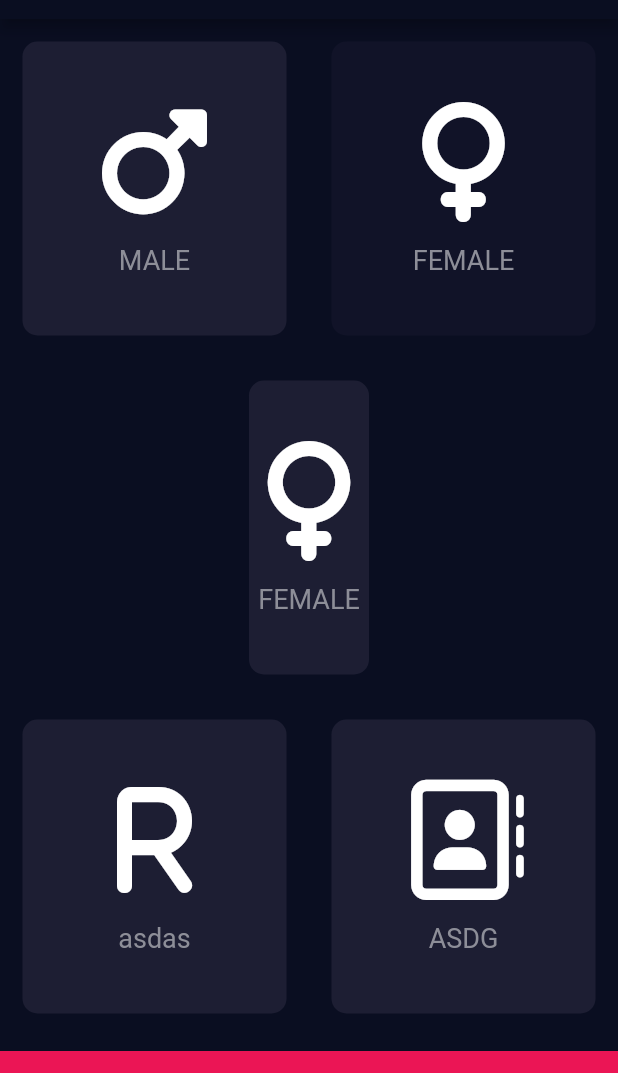
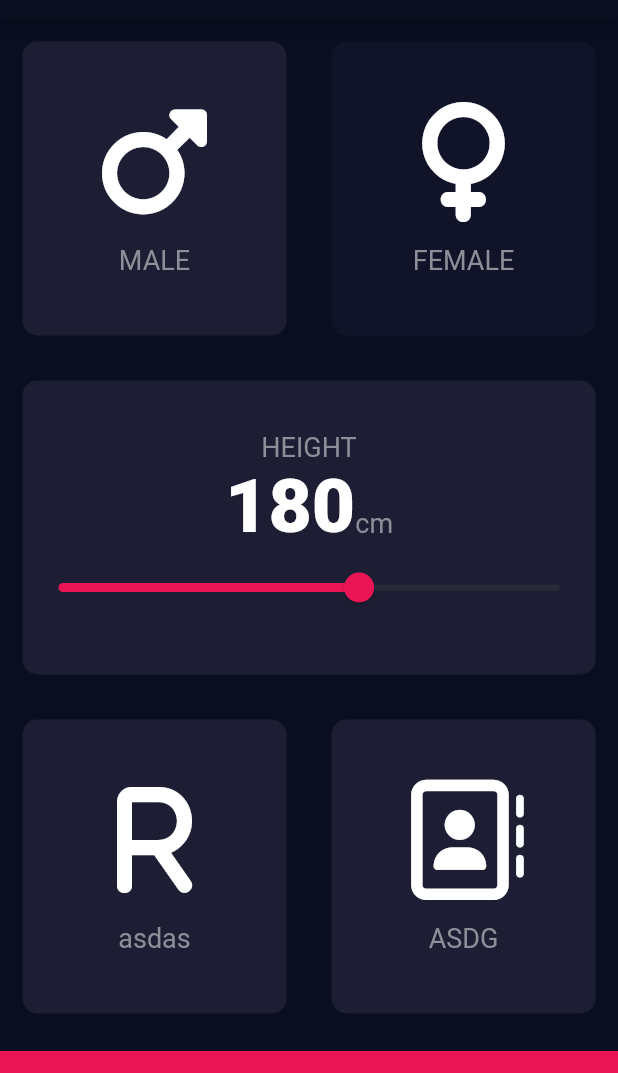
Before and after one commit to codewithjaspreet/bmi_calculator, a Flutter app: the screen it shows after launch, after a tap on "MALE", on a phone screen of 412 x 824 dp, the part 65-1138 px from its top. Run offline on Flutter 3.47's test engine with Material 2 defaults, Android fonts, the phone set to English and light mode, and no system bars; our stand-ins replace font_awesome_flutter.

```diff
--- a/lib/iconcontent.dart
+++ b/lib/iconcontent.dart
@@ -1,9 +1,6 @@
 import 'package:flutter/material.dart';
 
-const labelTextStyle = TextStyle(
-  fontSize: 18.0,
-  color: Color(0xFF8D8E98),
-);
+import 'constants.dart';
 
 class IconReuse extends StatelessWidget {
   IconReuse({required this.icon, required this.label});
@@ -25,7 +22,7 @@ class IconReuse extends StatelessWidget {
         ),
         Text(
           label,
-          style: labelTextStyle,
+          style: kLabelTextStyle,
         ),
       ],
     );
--- a/lib/inputpage.dart
+++ b/lib/inputpage.dart
@@ -2,12 +2,8 @@ import 'package:bmi_calculator/reusecard.dart';
 import 'package:flutter/material.dart';
 import 'package:font_awesome_flutter/font_awesome_flutter.dart';
 
+import 'constants.dart';
 import 'iconcontent.dart';
-
-const bottomContainerHeight = 80.0;
-const activeCardColour = Color(0xFF1D1E33);
-const InactiveCardColour = Color(0xFF111328);
-const bottomContainerColor = Color(0xFFEB1555);
 
 // enum : better way of defining different scenarios
 enum Gender {
@@ -21,28 +17,10 @@ class InputPage extends StatefulWidget {
 }
 
 class _InputPageState extends State<InputPage> {
-  Color mailCardColor = InactiveCardColour;
-  Color femaleCardColor = InactiveCardColour;
-
-  void updateColor(Gender selectedGender) {
-    if (selectedGender == Gender.male) {
-      if (mailCardColor == InactiveCardColour) {
-        mailCardColor = activeCardColour;
-        femaleCardColor = InactiveCardColour;
-      } else {
-        mailCardColor = InactiveCardColour;
-      }
-    }
-    //female card
-    if (selectedGender == Gender.female) {
-      if (femaleCardColor == InactiveCardColour) {
-        femaleCardColor = activeCardColour;
-        mailCardColor = InactiveCardColour;
-      } else {
-        femaleCardColor = InactiveCardColour;
-      }
-    }
-  }
+  Color mailCardColor = kInactiveCardColour;
+  Color femaleCardColor = kInactiveCardColour;
+  late Gender selectedGender = Gender.male;
+  int height = 180;
 
   @override
   Widget build(BuildContext context) {
@@ -51,76 +29,113 @@ class _InputPageState extends State<InputPage> {
           title: const Text('BMI CALCULATOR'),
         ),
         body: Column(
+          crossAxisAlignment: CrossAxisAlignment.stretch,
           children: <Widget>[
             Expanded(
                 child: Row(
               children: <Widget>[
                 Expanded(
-                    child: GestureDetector(
-                  onTap: () {
+                    child: ReusableCard(
+                  onPress: () {
                     setState(() {
-                      updateColor(Gender.male);
+                      selectedGender = Gender.male;
                     });
                   },
-                  child: ReusableCard(
-                    colour: mailCardColor,
+                  colour: selectedGender == Gender.male
+                      ? kActiveCardColour
+                      : kInactiveCardColour,
                   cardChild: IconReuse(
                     icon: FontAwesomeIcons.mars,
                     label: 'MALE',
                   ),
-                  ),
                 )),
                 Expanded(
-                    child: GestureDetector(
-                  onTap: () {
+                    child: ReusableCard(
+                  onPress: () {
                     setState(() {
-                      updateColor(Gender.female);
+                      selectedGender = Gender.female;
                     });
                   },
-                  child: ReusableCard(
                   cardChild: IconReuse(
                     icon: FontAwesomeIcons.venus,
                     label: 'FEMALE',
                   ),
-                    colour: femaleCardColor,
-                  ),
+                  colour: selectedGender == Gender.female
+                      ? kActiveCardColour
+                      : kInactiveCardColour,
                 )),
               ],
             )),
             Expanded(
               child: ReusableCard(
-              cardChild: IconReuse(
-                icon: FontAwesomeIcons.venus,
-                label: 'FEMALE',
+                colour: kActiveCardColour,
+                onPress: () {},
+                cardChild: Column(
+                  mainAxisAlignment: MainAxisAlignment.center,
+                  children: <Widget>[
+                    Text(
+                      'HEIGHT',
+                      style: kLabelTextStyle,
                     ),
-              colour: activeCardColour,
-            )),
+                    Row(
+                      mainAxisAlignment: MainAxisAlignment.center,
+                      crossAxisAlignment: CrossAxisAlignment.baseline,
+                      textBaseline: TextBaseline.alphabetic,
+                      children: <Widget>[
+                        Text(
+                          height.toString(),
+                          style: kMiddleTextStyle,
+                        ),
+                        Text(
+                          'cm',
+                          style: kLabelTextStyle,
+                        ),
+                      ],
+                    ),
+                    Slider(
+                      value: height.toDouble(),
+                      onChanged: (double newValue) {
+                        setState(() {
+                          height = newValue.round();
+                        });
+                      },
+                      min: 120.0,
+                      max: 220.0,
+                      activeColor: Color(0xFFEB1555),
+                      inactiveColor: Color(0xFF8D898),
+                    )
+                  ],
+                ),
+              ),
+            ),
             Expanded(
                 child: Row(
               children: <Widget>[
                 Expanded(
                     child: ReusableCard(
-                  colour: activeCardColour,
+                  colour: kActiveCardColour,
                   cardChild: IconReuse(
                     label: 'asdas',
                     icon: FontAwesomeIcons.r,
                   ),
+                  onPress: () {},
                 )),
                 Expanded(
                   child: ReusableCard(
-                    colour: activeCardColour,
+                    colour: kActiveCardColour,
                     cardChild: IconReuse(
                       label: 'ASDG',
                       icon: FontAwesomeIcons.addressBook,
                     ),
+                    onPress: () {},
                   ),
                 )
               ],
             )),
             Container(
-              color: bottomContainerColor,
+              color: kBottomContainerColor,
               margin: const EdgeInsets.only(top: 10.0),
-              height: bottomContainerHeight,
+              height: kBottomContainerHeight,
               width: double.infinity,
             )
           ],
--- a/lib/reusecard.dart
+++ b/lib/reusecard.dart
@@ -1,17 +1,22 @@
 import 'package:flutter/material.dart';
 
 class ReusableCard extends StatelessWidget {
-  const ReusableCard({required this.colour, required this.cardChild});
+  const ReusableCard(
+      {required this.colour, required this.cardChild, required this.onPress});
   final Color colour;
+  final VoidCallback onPress;
   final Widget cardChild;
   @override
   Widget build(BuildContext context) {
-    return Container(
-      child: cardChild,
-      margin: EdgeInsets.all(15),
-      decoration: BoxDecoration(
-        color: colour,
-        borderRadius: BorderRadius.circular(10.0),
+    return GestureDetector(
+      onTap: onPress,
+      child: Container(
+        child: cardChild,
+        margin: EdgeInsets.all(15),
+        decoration: BoxDecoration(
+          color: colour,
+          borderRadius: BorderRadius.circular(10.0),
+        ),
       ),
     );
   }
```
Lines whose indentation alone changed are shown as unchanged.
